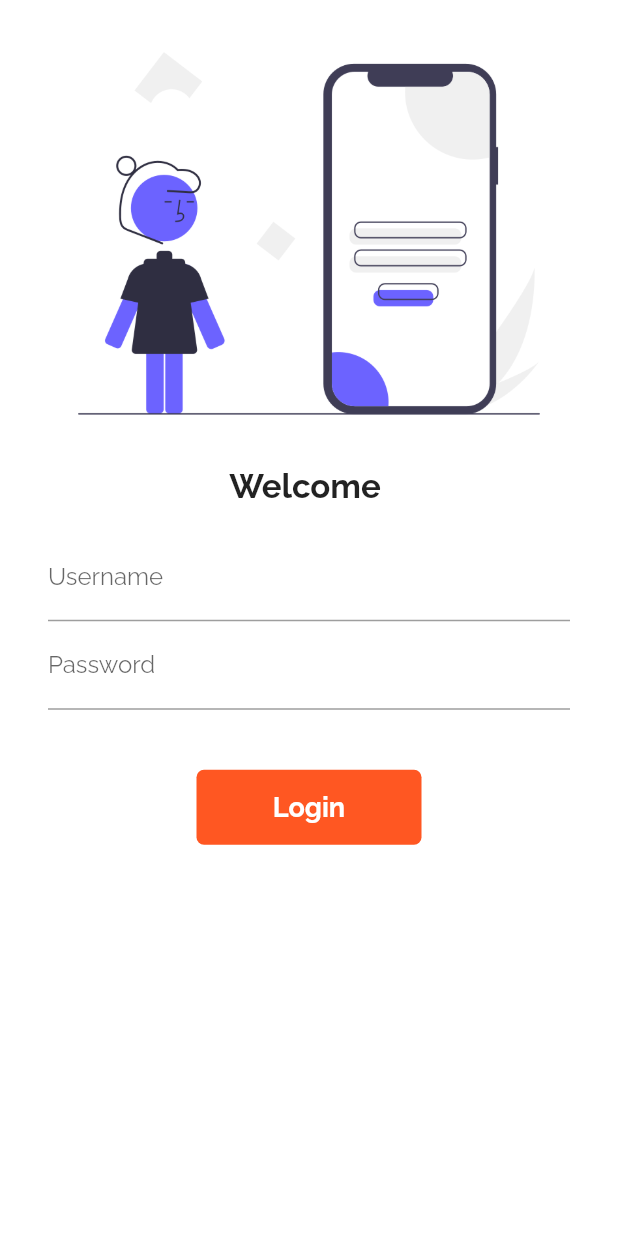
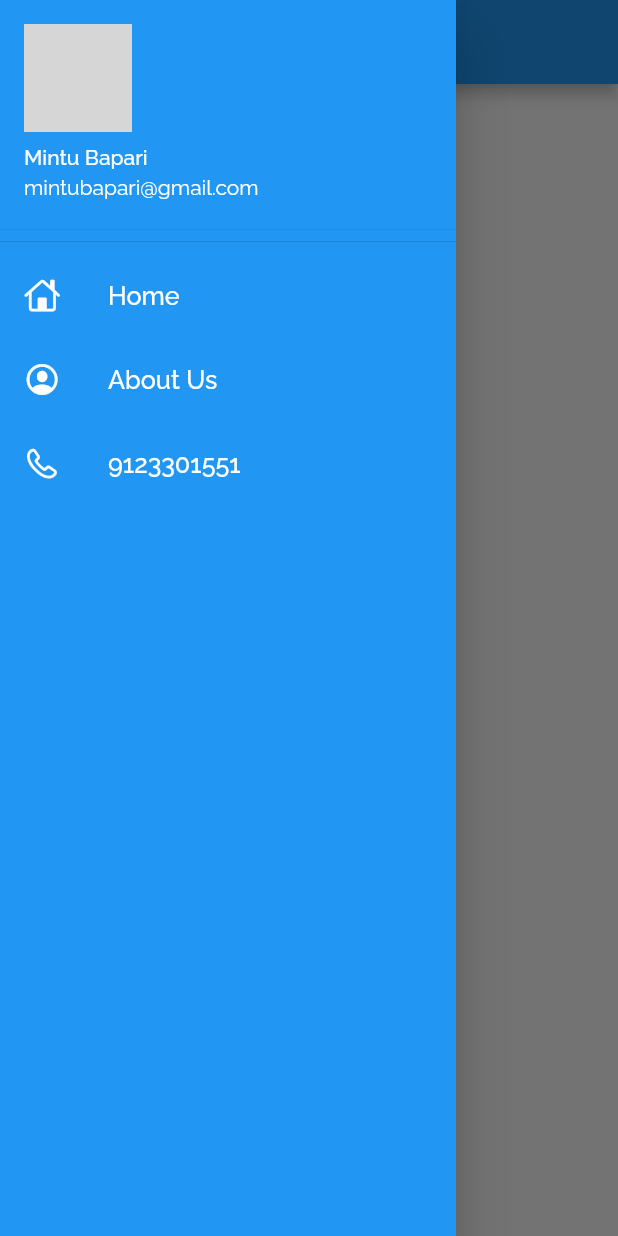
Before and after one commit to Mintu-sys/mylearn1, a Flutter app: the screen it shows after launch, with the side drawer open (before the commit the screen has no drawer), on a phone screen of 412 x 824 dp. Run offline on Flutter 3.47's test engine with Material 2 defaults, Android fonts, the phone set to English and light mode, and no system bars; our stand-ins replace google_fonts; network calls fail; grey boxes are pictures that could not be loaded.

Commit message:
Drawer updated

```diff
--- a/lib/main.dart
+++ b/lib/main.dart
@@ -15,8 +15,8 @@
         fontFamily: GoogleFonts.raleway().fontFamily,
       ),
       routes: {
-        "/": (context) => LoginPage(),
-        "/login": (context) => Homepage()
+        "/": (context) => Homepage(),
+        "/login": (context) => LoginPage()
       },
     );
   }
--- a/lib/screens/home_page.dart
+++ b/lib/screens/home_page.dart
@@ -1,4 +1,5 @@
 import 'package:flutter/material.dart';
+import '/wdgets/drawer.dart';
 
 class Homepage extends StatelessWidget {
   @override
@@ -12,7 +13,7 @@
           child: Text("This is Center Text"),
         ),
       ),
-      drawer: Drawer(),
+      drawer: MyDrawer(),
     );
   }
 }
--- /dev/null
+++ b/lib/wdgets/drawer.dart
@@ -0,0 +1,60 @@
+import 'package:flutter/cupertino.dart';
+import 'package:flutter/material.dart';
+
+class MyDrawer extends StatelessWidget {
+  final imageUrl =
+      "https://media-exp1.licdn.com/dms/image/C4E03AQF_EGzFqG8MJA/profile-displayphoto-shrink_200_200/0/1610991798874?e=1630540800&v=beta&t=NUEKU03wyLxHBpfukESnpcLvBExulUofmucEGy9skrc";
+  @override
+  Widget build(BuildContext context) {
+    return Drawer(
+      child: Container(
+        color: Colors.blue,
+        child: ListView(
+          children: [
+            DrawerHeader(
+              padding: EdgeInsets.zero,
+              child: UserAccountsDrawerHeader(
+                accountName: Text("Mintu Bapari"),
+                accountEmail: Text("mintubapari@gmail.com"),
+                currentAccountPicture: CircleAvatar(
+                  backgroundImage: NetworkImage(imageUrl),
+                ),
+              ),
+            ),
+            ListTile(
+              leading: Icon(CupertinoIcons.home, color: Colors.white),
+              title: Text(
+                "Home",
+                style: TextStyle(
+                  color: Colors.white,
+                ),
+                textScaleFactor: 1.2,
+              ),
+            ),
+            ListTile(
+              leading:
+                  Icon(CupertinoIcons.profile_circled, color: Colors.white),
+              title: Text(
+                "About Us",
+                style: TextStyle(
+                  color: Colors.white,
+                ),
+                textScaleFactor: 1.2,
+              ),
+            ),
+            ListTile(
+              leading: Icon(CupertinoIcons.phone, color: Colors.white),
+              title: Text(
+                "9123301551",
+                style: TextStyle(
+                  color: Colors.white,
+                ),
+                textScaleFactor: 1.2,
+              ),
+            )
+          ],
+        ),
+      ),
+    );
+  }
+}
```
